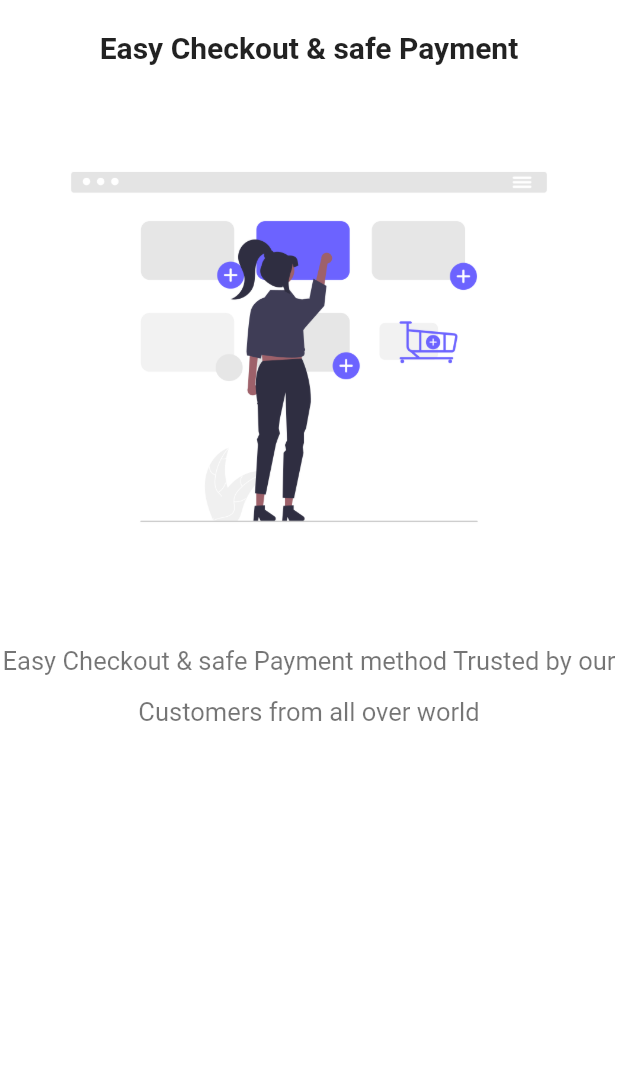
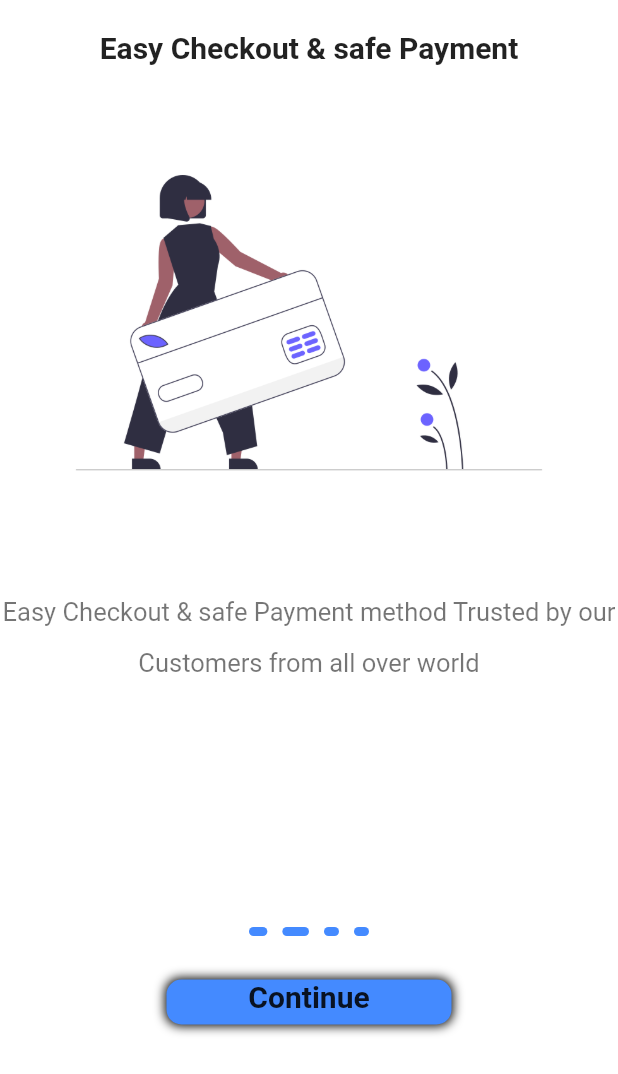
Before and after one commit to mostafawa7ed/E_commerce, a Flutter app: the screen it shows after launch, swiped to page 2, on a phone screen of 412 x 824 dp. Shown: the top 1074 px of the screen. Run offline on Flutter 3.47's test engine with Material 2 defaults, Android fonts, the phone set to English and light mode, and no system bars; our stand-ins replace get.

Commit message:
finishonbording pages

```diff
--- /dev/null
+++ b/lib/controller/onbordingcontroller.dart
@@ -0,0 +1,31 @@
+import 'package:flutter/material.dart';
+import 'package:get/get.dart';
+
+abstract class OnBordingController extends GetxController {
+  next();
+  onPageChanged(int index);
+}
+
+class OnBordingControllerImp extends OnBordingController {
+  late PageController pageController;
+  int currentPage = 0; //in inital
+  @override
+  next() {
+    currentPage++;
+    pageController.animateToPage(currentPage,
+        duration: Duration(microseconds: 900), curve: Curves.easeInCubic);
+  }
+
+  @override
+  onPageChanged(int index) {
+    currentPage = index;
+    update();
+  }
+
+  @override
+  void onInit() {
+    //must add init to initaial Pagecontroller make a error
+    pageController = PageController();
+    super.onInit();
+  }
+}
--- a/lib/core/constant/Colors.dart
+++ b/lib/core/constant/Colors.dart
@@ -4,4 +4,5 @@ class AppColor {
   static const Color grey = Color(0xff515151);
   static const Color white = Colors.white;
   static const Color black54 = Colors.black54;
+  static const Color blueAccent = Colors.blueAccent;
 }
--- a/lib/core/constant/imageassets.dart
+++ b/lib/core/constant/imageassets.dart
@@ -1,7 +1,7 @@
-class ImageAssets {
+class AppImageAssets {
   static const String rootImage = "assets/images";
   static const String OnBordingImageOne = "$rootImage/cardorder.png";
-  static const String OnBordingImageTow = "$rootImage/cardorder.png";
-  static const String OnBordingImageThree = "$rootImage/cardorder.png";
-  static const String OnBordingImageFour = "$rootImage/cardorder.png";
+  static const String OnBordingImageTow = "$rootImage/payment.png";
+  static const String OnBordingImageThree = "$rootImage/card.png";
+  static const String OnBordingImageFour = "$rootImage/fastdelv.png";
 }
--- a/lib/data/datasource/static/static.dart
+++ b/lib/data/datasource/static/static.dart
@@ -4,22 +4,21 @@ import '../../model/OnBordingmodel.dart';
 List<OnBordingModel> onBordingModelList = [
   OnBordingModel(
       title: "Choose Product",
-      image: ImageAssets.OnBordingImageOne,
+      image: AppImageAssets.OnBordingImageOne,
       body:
           "We have a 100k Product \n your product from our \nE-Commerce shop ."),
   OnBordingModel(
       title: "Easy Checkout & safe Payment",
-      image: ImageAssets.OnBordingImageOne,
+      image: AppImageAssets.OnBordingImageTow,
       body:
           "Easy Checkout & safe Payment method Trusted by our Customers from all over world"),
   OnBordingModel(
       title: "Track Your Order ",
-      image: ImageAssets.OnBordingImageOne,
-      body:
-          "We have a 100k Product \n your product from our \nE-Commerce shop ."),
+      image: AppImageAssets.OnBordingImageThree,
+      body: "Just enter your AWB tracking number or Order ID & it's done ."),
   OnBordingModel(
       title: "Fast Delivery",
-      image: ImageAssets.OnBordingImageOne,
+      image: AppImageAssets.OnBordingImageFour,
       body:
           "We have a 100k Product \n your product from our \nE-Commerce shop ."),
 ];
--- a/lib/main.dart
+++ b/lib/main.dart
@@ -10,8 +10,8 @@ class MyApp extends StatelessWidget {
   const MyApp({super.key});
   @override
   Widget build(BuildContext context) {
-    // TODO: implement build
     return GetMaterialApp(
+      debugShowCheckedModeBanner: false,
       title: "E-CommerceApp",
       theme: ThemeData(primarySwatch: Colors.blue),
       home: const OnBoading(),
--- a/lib/views/screens/OnBoading.dart
+++ b/lib/views/screens/OnBoading.dart
@@ -1,47 +1,36 @@
-import 'package:flutter/cupertino.dart';
+import 'package:app/controller/onbordingcontroller.dart';
 import 'package:flutter/material.dart';
+import 'package:get/get.dart';
+import '../../core/constant/Colors.dart';
+import '../widgets/onbording/onbondingwidget.dart';
 
-import '../../core/constant/Colors.dart';
-import '../../data/datasource/static/static.dart';
-
-class OnBoading extends StatelessWidget {
+class OnBoading extends GetView<OnBordingControllerImp> {
   const OnBoading({Key? key}) : super(key: key);
 
   @override
   Widget build(BuildContext context) {
+    Get.put(OnBordingControllerImp());
     return Scaffold(
         backgroundColor: AppColor.white,
         body: SafeArea(
-          child: PageView.builder(
-              itemCount: onBordingModelList.length,
-              itemBuilder: (context, i) {
-                return Column(
+          child: Column(
+            children: [
+              Expanded(
+                flex: 3,
+                child: GenratePage(),
+              ),
+              Expanded(
+                flex: 1,
+                child: Column(
                   children: [
-                    SizedBox(
-                      height: 20,
-                    ),
-                    Text("${onBordingModelList[i].title}",
-                        style: const TextStyle(
-                            fontSize: 20, fontWeight: FontWeight.bold)),
-                    SizedBox(
-                      height: 40,
-                    ),
-                    Image.asset("${onBordingModelList[i].image}"),
-                    SizedBox(
-                      height: 40,
-                    ),
-                    Container(
-                      child: Text("${onBordingModelList[i].body}",
-                          textAlign: TextAlign.center,
-                          style: TextStyle(
-                              height: 2,
-                              color: AppColor.black54,
-                              fontSize: 17)),
-                      width: double.infinity,
-                    )
+                    GenerateDotController(),
+                    const Padding(padding: EdgeInsets.only(top: 20)),
+                    OnBordingButtom(),
                   ],
-                );
-              }),
+                ),
+              )
+            ],
+          ),
         ));
   }
 }
--- /dev/null
+++ b/lib/views/widgets/onbording/onbondingwidget.dart
@@ -0,0 +1,99 @@
+// ignore_for_file: avoid_unnecessary_containers
+
+import 'package:app/controller/onbordingcontroller.dart';
+import 'package:flutter/material.dart';
+import 'package:get/get.dart';
+
+import '../../../core/constant/Colors.dart';
+import '../../../data/datasource/static/static.dart';
+
+// ignore: non_constant_identifier_names
+Widget GenratePage() {
+  return GetBuilder<OnBordingControllerImp>(
+      builder: (controller) => PageView.builder(
+          controller: controller.pageController,
+          onPageChanged: (val) {
+            controller.onPageChanged(val);
+          },
+          itemCount: onBordingModelList.length,
+          itemBuilder: (context, i) {
+            return Column(
+              children: [
+                const SizedBox(
+                  height: 20,
+                ),
+                Text("${onBordingModelList[i].title}",
+                    style: const TextStyle(
+                        fontSize: 20, fontWeight: FontWeight.bold)),
+                const SizedBox(
+                  height: 40,
+                ),
+                Image.asset("${onBordingModelList[i].image}"),
+                const SizedBox(
+                  height: 40,
+                ),
+                // ignore: sized_box_for_whitespace
+                Container(
+                  width: double.infinity,
+                  child: Text("${onBordingModelList[i].body}",
+                      textAlign: TextAlign.center,
+                      style: const TextStyle(
+                          height: 2, color: AppColor.black54, fontSize: 17)),
+                )
+              ],
+            );
+          }));
+}
+
+// ignore: non_constant_identifier_names
+Widget GenerateDotController() {
+  //Get.find();
+  return Row(
+    mainAxisAlignment: MainAxisAlignment.center,
+    children: [
+      ...List.generate(onBordingModelList.length, (index) {
+        return GetBuilder<OnBordingControllerImp>(
+            builder: (controller) => AnimatedContainer(
+                  duration: const Duration(milliseconds: 900),
+                  margin: const EdgeInsets.only(right: 5, left: 5),
+                  width: controller.currentPage == index ? 20 : 10,
+                  height: 6,
+                  decoration: BoxDecoration(
+                      color: AppColor.blueAccent,
+                      borderRadius: BorderRadius.circular(10)),
+                ));
+      })
+    ],
+  );
+}
+
+// ignore: non_constant_identifier_names
+Widget OnBordingButtom() {
+  return Container(
+      child: GetBuilder<OnBordingControllerImp>(
+    builder: (controller) => MaterialButton(
+      onPressed: () {
+        controller.next();
+      },
+      child: Container(
+        width: 190,
+        height: 30,
+        decoration: BoxDecoration(
+            color: AppColor.blueAccent,
+            borderRadius: BorderRadius.circular(10),
+            boxShadow: const [
+              BoxShadow(
+                color: Colors.black,
+                spreadRadius: 1,
+                blurRadius: 5,
+              )
+            ]),
+        child: const Text(
+          "Continue",
+          style: TextStyle(fontSize: 20, fontWeight: FontWeight.bold),
+          textAlign: TextAlign.center,
+        ),
+      ),
+    ),
+  ));
+}
```
Also changed, not shown: assets/images/fastdelv.png (added).
